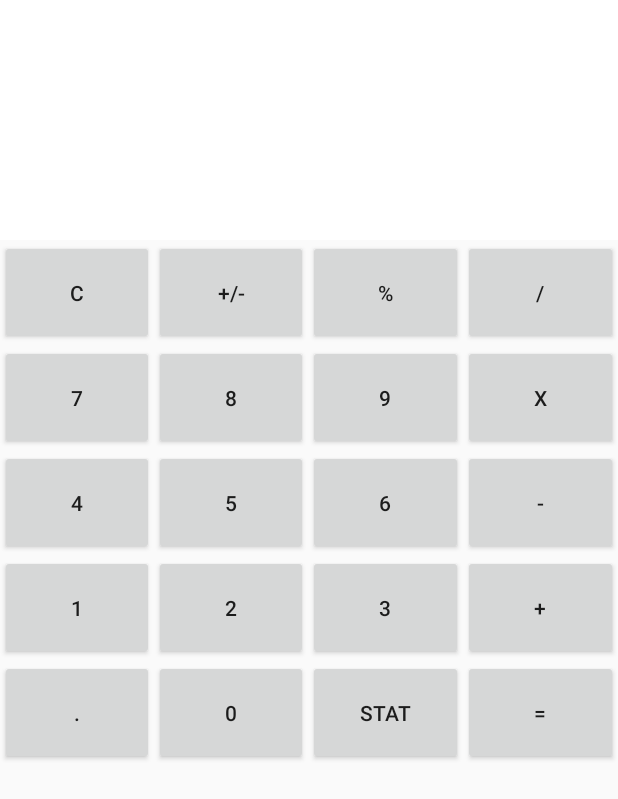
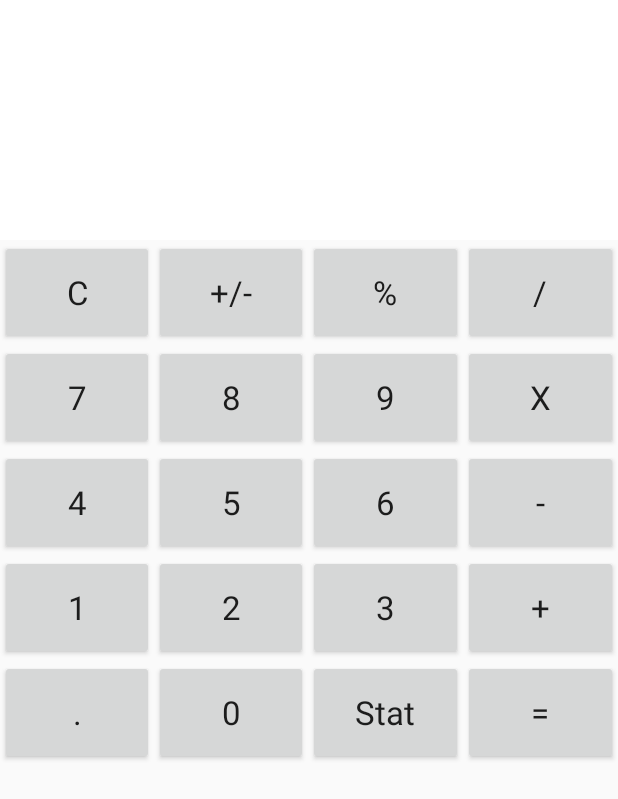
Before and after one commit to guxin7005/CalculatorSimple, an Android app: the screen it shows after launch (MainActivity), on a phone screen of 412 x 824 dp. Shown: the top 799 px of the screen. Run offline under Robolectric (Android 15) with nearby library versions, the phone set to English and light mode, and no system bars.

```diff
--- a/app/src/main/java/com/example/xin/calculatorsimple/MainActivity.java
+++ b/app/src/main/java/com/example/xin/calculatorsimple/MainActivity.java
@@ -1,5 +1,7 @@
 package com.example.xin.calculatorsimple;
 
+/* Author Xin Gu, Feb 4th, 2016 */
+/* Issue 00003 by Xin Gu, Feb 6, 2016 */
 
 import android.os.Bundle;
 import android.support.design.widget.FloatingActionButton;
@@ -52,18 +54,24 @@ public class MainActivity extends AppCompatActivity {
         return super.onOptionsItemSelected(item);
     }
 
+    //* toggle the + and - before a number */
+     /* Issue 00003*/
     public void onSignText(View view) {
     }
 
+    //* Clear all input *//
     public void onClearText(View view) {
     }
 
+    //* Input percent *//
     public void onPercentText(View view) {
     }
 
-    public void onDevideText(View view) {
+    //* Input divide *//
+    public void onDivideText(View view) {
     }
 
+    //* Display input text *//
     public void onText(View view) {
     }
 }
--- a/app/src/main/res/layout/activity_main.xml
+++ b/app/src/main/res/layout/activity_main.xml
@@ -7,13 +7,14 @@ android:layout_height="fill_parent"
 android:layout_gravity="fill"
 android:rowCount="6"
 android:columnCount="4"
-android:orientation="horizontal">
+android:orientation="horizontal"
+    >
 
 <LinearLayout
 android:id="@+id/linearLayout1"
 android:orientation="vertical"
 android:layout_width="match_parent"
-android:layout_height="160sp"
+android:layout_height="160dp"
 android:layout_row="0"
 android:layout_column="0">
 
@@ -21,17 +22,19 @@ android:layout_column="0">
     android:id="@+id/expressionTextView"
     android:layout_width="match_parent"
     android:layout_height="wrap_content"
-    android:textSize="80sp"
+    android:textSize="80dp"
     android:layout_gravity="end"
-        android:background="#FFFFFF" />
+        android:background="#FFFFFF"
+        android:textAppearance="?android:attr/textAppearanceLarge"/>
 
     <TextView
     android:id="@+id/resultTextView"
     android:layout_width="match_parent"
     android:layout_height="wrap_content"
-    android:textSize="80sp"
+    android:textSize="80dp"
         android:background="#FFFFFF"
-        android:autoText="true" />
+        android:autoText="true"
+        android:textAppearance="?android:attr/textAppearanceLarge"/>
 </LinearLayout>
 
 <LinearLayout
@@ -43,7 +46,8 @@ android:layout_column="0">
     android:layout_columnSpan="4"
     android:weightSum="4"
     android:layout_row="1"
-    android:layout_column="0">
+    android:layout_column="0"
+    >
 
     <Button
         android:id="@+id/btnClearText"
@@ -51,7 +55,8 @@ android:layout_column="0">
         android:layout_height="match_parent"
         android:text="@string/clear_text"
         android:layout_weight="1"
-        android:onClick="onClearText" />
+        android:onClick="onClearText"
+        android:textAppearance="?android:attr/textAppearanceLarge"/>
 
     <Button
         android:id="@+id/btnSignText"
@@ -59,7 +64,8 @@ android:layout_column="0">
         android:layout_height="match_parent"
         android:text="@string/sign_text"
         android:layout_weight="1"
-        android:onClick="onSignText" />
+        android:onClick="onSignText"
+        android:textAppearance="?android:attr/textAppearanceLarge"/>
 
     <Button
         android:id="@+id/btnPercentText"
@@ -67,7 +73,8 @@ android:layout_column="0">
         android:layout_height="match_parent"
         android:text="@string/percent_text"
         android:layout_weight="1"
-        android:onClick="onPercentText" />
+        android:onClick="onPercentText"
+        android:textAppearance="?android:attr/textAppearanceLarge"/>
 
 
     <Button
@@ -77,7 +84,8 @@ android:layout_column="0">
         android:layout_gravity="fill"
         android:layout_weight="1"
         android:onClick="onDevideText"
-        android:text="@string/devide" />
+        android:text="@string/devide"
+        android:textAppearance="?android:attr/textAppearanceLarge"/>
 </LinearLayout>
 
     <LinearLayout
@@ -98,6 +106,7 @@ android:layout_column="0">
             android:id="@+id/button7"
             android:layout_weight="1"
             android:onClick="on7Text"
+            android:textAppearance="?android:attr/textAppearanceLarge"
              />
 
         <Button
@@ -107,6 +116,7 @@ android:layout_column="0">
             android:id="@+id/button4"
             android:layout_weight="1"
             android:onClick="on8Text"
+            android:textAppearance="?android:attr/textAppearanceLarge"
              />
 
         <Button
@@ -116,6 +126,7 @@ android:layout_column="0">
             android:id="@+id/button5"
             android:layout_weight="1"
             android:onClick="on9Text"
+            android:textAppearance="?android:attr/textAppearanceLarge"
             />
 
         <Button
@@ -125,6 +136,7 @@ android:layout_column="0">
             android:id="@+id/button6"
             android:layout_weight="1"
             android:onClick="onXText"
+            android:textAppearance="?android:attr/textAppearanceLarge"
              />
     </LinearLayout>
 
@@ -144,7 +156,8 @@ android:layout_column="0">
             android:text="@string/four_text"
             android:layout_weight="1"
             android:id="@+id/button9"
-            android:onClick="on4Text"/>
+            android:onClick="on4Text"
+            android:textAppearance="?android:attr/textAppearanceLarge"/>
 
         <Button
             android:layout_width="wrap_content"
@@ -152,7 +165,8 @@ android:layout_column="0">
             android:text="@string/five_text"
             android:layout_weight="1"
             android:id="@+id/button12"
-            android:onClick="on5Text"/>
+            android:onClick="on5Text"
+            android:textAppearance="?android:attr/textAppearanceLarge"/>
 
         <Button
             android:layout_width="wrap_content"
@@ -160,7 +174,8 @@ android:layout_column="0">
             android:text="@string/six_text"
             android:layout_weight="1"
             android:id="@+id/button10"
-            android:onClick="on6Text"/>
+            android:onClick="on6Text"
+            android:textAppearance="?android:attr/textAppearanceLarge"/>
 
         <Button
             android:layout_width="wrap_content"
@@ -168,7 +183,8 @@ android:layout_column="0">
             android:text="@string/substract_text"
             android:layout_weight="1"
             android:id="@+id/button11"
-            android:onClick="onSubstractText"/>
+            android:onClick="onSubstractText"
+            android:textAppearance="?android:attr/textAppearanceLarge"/>
     </LinearLayout>
 
     <LinearLayout
@@ -187,7 +203,8 @@ android:layout_column="0">
             android:text="@string/one_text"
             android:layout_weight="1"
             android:id="@+id/button13"
-            android:onClick="on1Text"/>
+            android:onClick="on1Text"
+            android:textAppearance="?android:attr/textAppearanceLarge"/>
 
         <Button
             android:layout_width="wrap_content"
@@ -195,7 +212,8 @@ android:layout_column="0">
             android:text="@string/two_text"
             android:layout_weight="1"
             android:id="@+id/button14"
-            android:onClick="on2Text"/>
+            android:onClick="on2Text"
+            android:textAppearance="?android:attr/textAppearanceLarge"/>
 
         <Button
             android:layout_width="wrap_content"
@@ -203,7 +221,8 @@ android:layout_column="0">
             android:text="@string/three_text"
             android:layout_weight="1"
             android:id="@+id/button15"
-            android:onClick="on3Text"/>
+            android:onClick="on3Text"
+            android:textAppearance="?android:attr/textAppearanceLarge"/>
 
         <Button
             android:layout_width="wrap_content"
@@ -211,7 +230,8 @@ android:layout_column="0">
             android:text="@string/plus_text"
             android:layout_weight="1"
             android:id="@+id/button16"
-            android:onClick="onPlusText"/>
+            android:onClick="onPlusText"
+            android:textAppearance="?android:attr/textAppearanceLarge"/>
     </LinearLayout>
 
     <LinearLayout
@@ -227,7 +247,8 @@ android:layout_column="0">
             android:text="@string/point_text"
             android:layout_weight="1"
             android:id="@+id/button"
-            android:onClick="onPoint_Text"/>
+            android:onClick="onPoint_Text"
+            android:textAppearance="?android:attr/textAppearanceLarge"/>
 
         <Button
             android:layout_width="wrap_content"
@@ -235,7 +256,8 @@ android:layout_column="0">
             android:text="@string/zero_text"
             android:layout_weight="1"
             android:id="@+id/button2"
-            android:onClick="on0Text"/>
+            android:onClick="on0Text"
+            android:textAppearance="?android:attr/textAppearanceLarge"/>
 
         <Button
             android:layout_width="wrap_content"
@@ -243,7 +265,8 @@ android:layout_column="0">
             android:text="@string/stat_text"
             android:layout_weight="1"
             android:id="@+id/button3"
-            android:onClick="onStatText"/>
+            android:onClick="onStatText"
+            android:textAppearance="?android:attr/textAppearanceLarge"/>
 
         <Button
             android:layout_width="wrap_content"
@@ -252,6 +275,7 @@ android:layout_column="0">
             android:id="@+id/button8"
             android:layout_weight="1"
             android:onClick="onEqualText"
+            android:textAppearance="?android:attr/textAppearanceLarge"
             />
     </LinearLayout>
 
```
